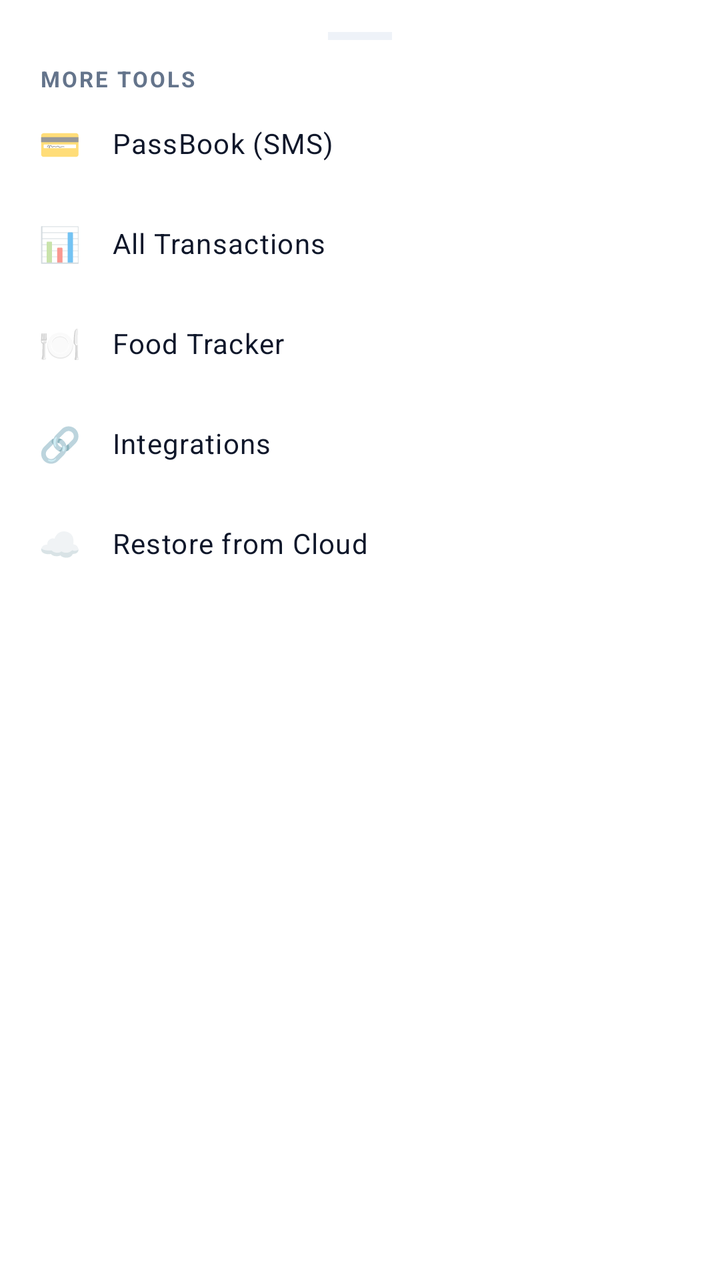
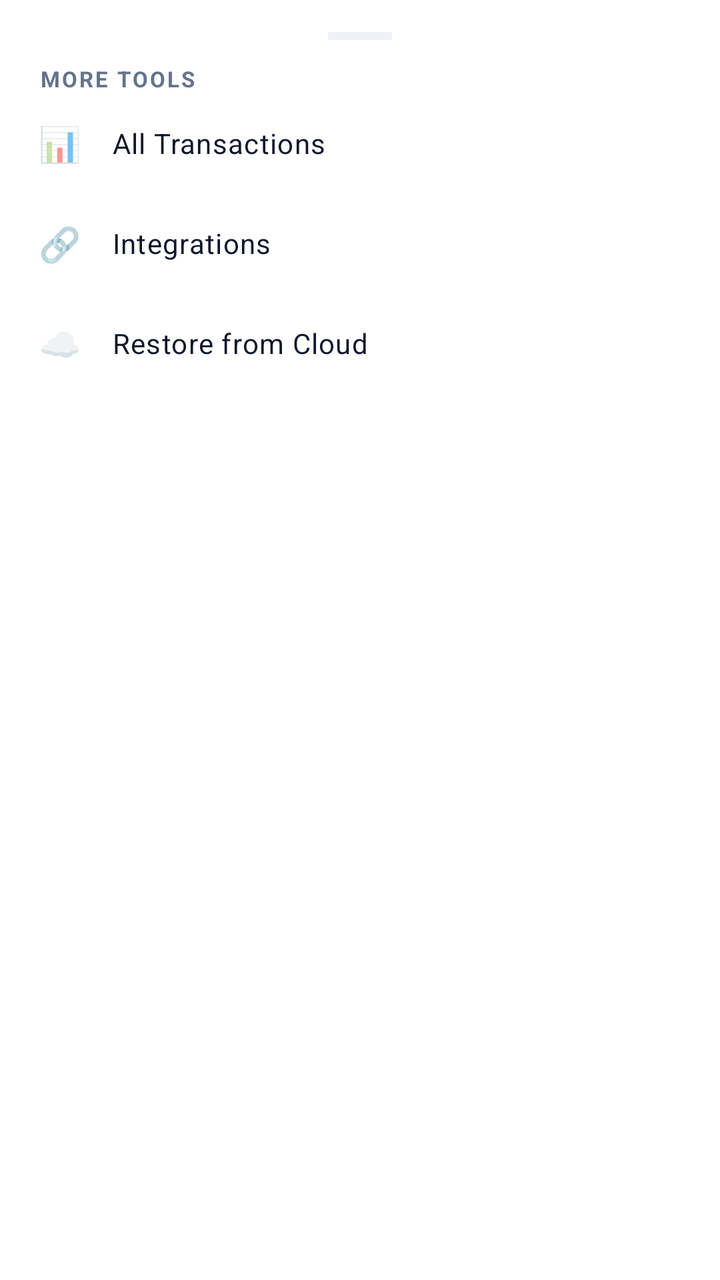

Screens rendered from an Android XML layout before and after an edit, with the pre-edit source and the edit as a unified diff.
<!-- AndroidManifest.xml: application theme Theme.ExpenseOS -->
<!-- res/layout/sheet_more_menu.xml -->
<?xml version="1.0" encoding="utf-8"?>
<LinearLayout xmlns:android="http://schemas.android.com/apk/res/android"
    android:layout_width="match_parent"
    android:layout_height="wrap_content"
    android:background="@color/bg_card"
    android:orientation="vertical"
    android:paddingTop="@dimen/space_4"
    android:paddingBottom="@dimen/space_6">

    <View
        android:layout_width="32dp"
        android:layout_height="4dp"
        android:layout_gravity="center_horizontal"
        android:layout_marginBottom="@dimen/space_3"
        android:background="@drawable/bg_divider" />

    <TextView
        style="@style/Text.Overline"
        android:layout_width="wrap_content"
        android:layout_height="wrap_content"
        android:paddingHorizontal="@dimen/space_5"
        android:text="More tools" />

    <LinearLayout
        android:id="@+id/rowPassbook"
        style="@style/DrawerItem">

        <TextView
            android:layout_width="28dp"
            android:layout_height="wrap_content"
            android:gravity="center"
            android:text="💳"
            android:textSize="17sp" />

        <TextView
            style="@style/Text.Body"
            android:layout_width="wrap_content"
            android:layout_height="wrap_content"
            android:layout_marginStart="@dimen/space_3"
            android:text="PassBook (SMS)" />
    </LinearLayout>

    <LinearLayout
        android:id="@+id/rowAllTxn"
        style="@style/DrawerItem">

        <TextView
            android:layout_width="28dp"
            android:layout_height="wrap_content"
            android:gravity="center"
            android:text="📊"
            android:textSize="17sp" />

        <TextView
            style="@style/Text.Body"
            android:layout_width="wrap_content"
            android:layout_height="wrap_content"
            android:layout_marginStart="@dimen/space_3"
            android:text="All Transactions" />
    </LinearLayout>

    <LinearLayout
        android:id="@+id/rowFoodTracker"
        style="@style/DrawerItem">

        <TextView
            android:layout_width="28dp"
            android:layout_height="wrap_content"
            android:gravity="center"
            android:text="🍽"
            android:textSize="17sp" />

        <TextView
            style="@style/Text.Body"
            android:layout_width="wrap_content"
            android:layout_height="wrap_content"
            android:layout_marginStart="@dimen/space_3"
            android:text="Food Tracker" />
    </LinearLayout>

    <LinearLayout
        android:id="@+id/rowIntegrations"
        style="@style/DrawerItem">

        <TextView
            android:layout_width="28dp"
            android:layout_height="wrap_content"
            android:gravity="center"
            android:text="🔗"
            android:textSize="17sp" />

        <TextView
            style="@style/Text.Body"
            android:layout_width="wrap_content"
            android:layout_height="wrap_content"
            android:layout_marginStart="@dimen/space_3"
            android:text="Integrations" />
    </LinearLayout>

    <LinearLayout
        android:id="@+id/rowRestoreCloud"
        style="@style/DrawerItem">

        <TextView
            android:layout_width="28dp"
            android:layout_height="wrap_content"
            android:gravity="center"
            android:text="☁"
            android:textSize="17sp" />

        <TextView
            style="@style/Text.Body"
            android:layout_width="wrap_content"
            android:layout_height="wrap_content"
            android:layout_marginStart="@dimen/space_3"
            android:text="Restore from Cloud" />
    </LinearLayout>
</LinearLayout>
<!-- resources referenced by this layout -->
<resources>
  <color name="bg_card">#FFFFFF</color>
  <dimen name="space_3">12dp</dimen>
  <dimen name="space_4">16dp</dimen>
  <dimen name="space_5">20dp</dimen>
  <dimen name="space_6">24dp</dimen>
  <!-- drawable bg_divider (drawable) -->
  <?xml version="1.0" encoding="utf-8"?>
  <shape xmlns:android="http://schemas.android.com/apk/res/android" android:shape="rectangle">
      <solid android:color="@color/divider"/>
      <corners android:radius="0dp"/>
  </shape>
  <style name="Text.Body" parent="TextAppearance.MaterialComponents.Body1">
          <item name="android:textSize">@dimen/type_body</item>
          <item name="android:textColor">@color/text</item>
      </style>
  <style name="Text.Overline" parent="TextAppearance.MaterialComponents.Overline">
          <item name="android:textSize">@dimen/type_label</item>
          <item name="android:textColor">@color/text_muted</item>
          <item name="android:textStyle">bold</item>
          <item name="android:letterSpacing">0.09</item>
          <item name="android:textAllCaps">true</item>
      </style>
  <color name="divider">#EEF2F8</color>
  <dimen name="type_body">14sp</dimen>
  <color name="text">#0F172A</color>
  <dimen name="type_label">11sp</dimen>
  <color name="text_muted">#64748B</color>
  <color name="primary">#2563EB</color>
  <color name="primary_dark">#1D4ED8</color>
  <color name="on_primary">#FFFFFF</color>
  <color name="secondary">#0F766E</color>
  <color name="secondary_dark">#115E59</color>
  <color name="surface">#FFFFFF</color>
  <color name="danger">#E11D48</color>
  <color name="bg">#F5F7FB</color>
  <color name="text_hint">#94A3B8</color>
  <color name="nav_bg">#FFFFFF</color>
  <style name="ThemeOverlay.ExpenseOS.BottomSheet" parent="ThemeOverlay.MaterialComponents.BottomSheetDialog">
          <item name="bottomSheetStyle">@style/Widget.ExpenseOS.BottomSheet</item>
      </style>
  <style name="ThemeOverlay.ExpenseOS.TimePicker" parent="ThemeOverlay.MaterialComponents.TimePicker">
          <item name="colorPrimary">@color/primary</item>
          <item name="colorOnPrimary">@color/on_primary</item>
          <item name="colorSurface">@color/surface</item>
          <item name="colorOnSurface">@color/text</item>
          <item name="shapeAppearanceMediumComponent">@style/ShapeAppearance.ExpenseOS.Dialog</item>
      </style>
  <style name="Animation.ExpenseOS.Window" parent="@android:style/Animation.Activity">
          <item name="android:activityOpenEnterAnimation">@anim/screen_enter</item>
          <item name="android:activityOpenExitAnimation">@anim/screen_exit</item>
          <item name="android:activityCloseEnterAnimation">@anim/screen_pop_enter</item>
          <item name="android:activityCloseExitAnimation">@anim/screen_pop_exit</item>
      </style>
  <dimen name="input_height">50dp</dimen>
  <style name="ShapeAppearance.ExpenseOS.Dialog" parent="ShapeAppearance.MaterialComponents.MediumComponent">
          <item name="cornerFamily">rounded</item>
          <item name="cornerSize">26dp</item>
      </style>
  <style name="Widget.ExpenseOS.BottomSheet" parent="Widget.MaterialComponents.BottomSheet.Modal">
          <item name="shapeAppearanceOverlay">@style/ShapeAppearance.ExpenseOS.Sheet</item>
          <item name="backgroundTint">@color/surface</item>
      </style>
  <style name="ShapeAppearance.ExpenseOS.Sheet" parent="">
          <item name="cornerFamily">rounded</item>
          <item name="cornerSizeTopLeft">26dp</item>
          <item name="cornerSizeTopRight">26dp</item>
          <item name="cornerSizeBottomLeft">0dp</item>
          <item name="cornerSizeBottomRight">0dp</item>
      </style>
  <!-- unchanged entries left out for length: 4 -->
</resources>

<!-- the commit's change to res/layout/sheet_more_menu.xml (unified diff, before → after) -->
@@ -22,25 +22,6 @@
         android:text="More tools" />
 
     <LinearLayout
-        android:id="@+id/rowPassbook"
-        style="@style/DrawerItem">
-
-        <TextView
-            android:layout_width="28dp"
-            android:layout_height="wrap_content"
-            android:gravity="center"
-            android:text="💳"
-            android:textSize="17sp" />
-
-        <TextView
-            style="@style/Text.Body"
-            android:layout_width="wrap_content"
-            android:layout_height="wrap_content"
-            android:layout_marginStart="@dimen/space_3"
-            android:text="PassBook (SMS)" />
-    </LinearLayout>
-
-    <LinearLayout
         android:id="@+id/rowAllTxn"
         style="@style/DrawerItem">
 
@@ -57,25 +38,6 @@
             android:layout_height="wrap_content"
             android:layout_marginStart="@dimen/space_3"
             android:text="All Transactions" />
-    </LinearLayout>
-
-    <LinearLayout
-        android:id="@+id/rowFoodTracker"
-        style="@style/DrawerItem">
-
-        <TextView
-            android:layout_width="28dp"
-            android:layout_height="wrap_content"
-            android:gravity="center"
-            android:text="🍽"
-            android:textSize="17sp" />
-
-        <TextView
-            style="@style/Text.Body"
-            android:layout_width="wrap_content"
-            android:layout_height="wrap_content"
-            android:layout_marginStart="@dimen/space_3"
-            android:text="Food Tracker" />
     </LinearLayout>
 
     <LinearLayout
